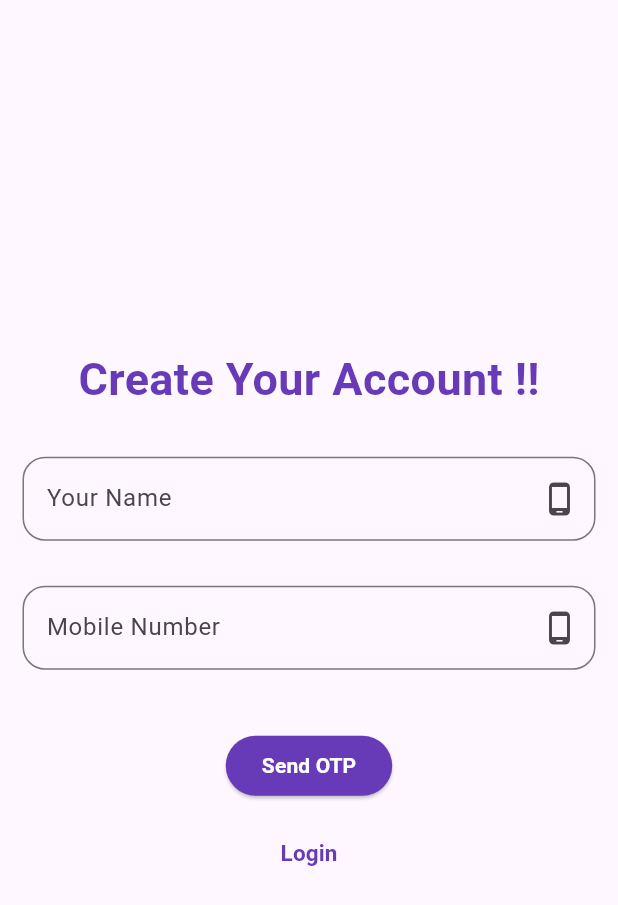
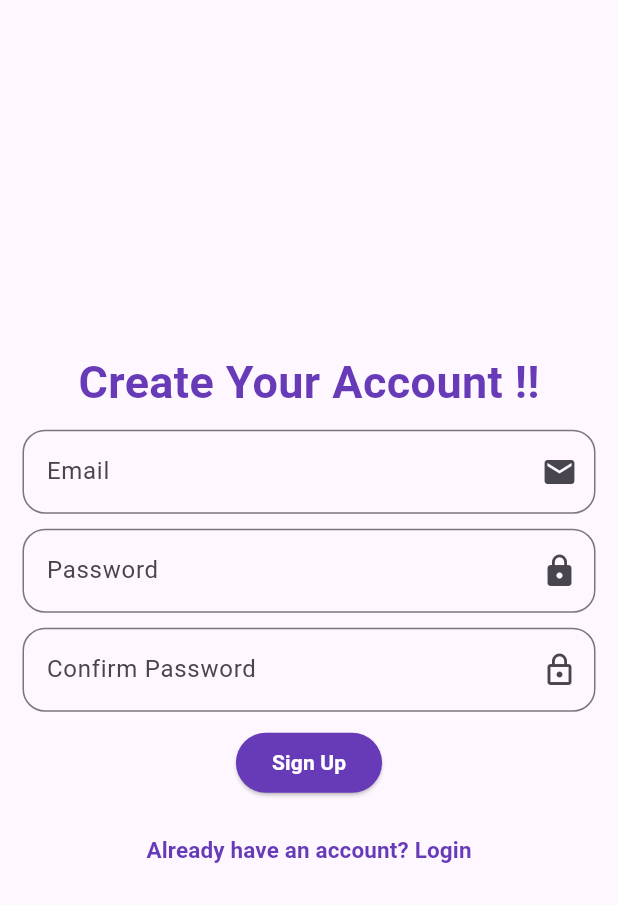
Before and after one commit to rathaurkaushik/foot_wear_app, a Flutter app: the screen it shows after launch, after a tap on "Register new account", on a phone screen of 412 x 824 dp. Shown: the top 905 px of the screen. Run offline on Flutter 3.47's test engine with Material 3 defaults, Android fonts, the light colour scheme and no system bars; our stand-ins replace cloud_firestore, dropdown_button2, firebase_auth, firebase_core, get; missing offline and left inert: otp_text_field_v2; accounts and stored records are empty; network calls fail.

Commit message:
sign up page add

```diff
--- a/lib/controller/signup_controller.dart
+++ b/lib/controller/signup_controller.dart
@@ -1,117 +1,70 @@
-import 'dart:math';
-
-import 'package:cloud_firestore/cloud_firestore.dart';
-import 'package:ecommere_app/model/user_model.dart';
+import 'package:ecommere_app/pages/home_page.dart';
+import 'package:firebase_auth/firebase_auth.dart';
 import 'package:flutter/material.dart';
 import 'package:get/get.dart';
-import 'package:firebase_core/firebase_core.dart';
-import 'package:otp_text_field_v2/otp_text_field_v2.dart';
 
 class SignupController extends GetxController {
-  FirebaseFirestore firestore = FirebaseFirestore.instance;
-  late CollectionReference usersCollection;
+  FirebaseAuth auth = FirebaseAuth.instance;
 
-  TextEditingController nameController = TextEditingController();
-  TextEditingController numberController = TextEditingController();
-  OtpFieldControllerV2 otpController = OtpFieldControllerV2();
-  bool visible = false;
-  int? otpSend;
-  int? otpEnter;
+  TextEditingController emailController = TextEditingController();
+  TextEditingController passwordController = TextEditingController();
+  TextEditingController confirmPasswordController = TextEditingController();
+
 
   @override
-  void onInit() {
-    usersCollection = firestore.collection('users');
-    super.onInit();
+  void dispose() {
+    // TODO: implement dispose
+    emailController.dispose();
+    passwordController.dispose();
+    confirmPasswordController.dispose();
+    super.dispose();
   }
-  Future<void> addUser() async {
+
+
+  /// **Sign Up with Email & Password**
+  Future<void> signUpWithEmail() async {
     try {
-      // Validate OTP first
-      if (otpEnter != otpSend) {
+      String email = emailController.text.trim();
+      String password = passwordController.text.trim();
+      String confirmPassword = confirmPasswordController.text.trim();
+
+      if (email.isEmpty || password.isEmpty || confirmPassword.isEmpty) {
         Get.snackbar(
-          'Error', 'OTP is incorrect',
+          'Error', 'All fields are required',
           colorText: Colors.white,
           backgroundColor: Colors.red,
         );
         return;
       }
 
-      // Get a reference to a new document
-      DocumentReference doc = usersCollection.doc();
-
-      // Ensure number is valid before parsing
-      String numberText = numberController.text.trim();
-      int? parsedNumber = int.tryParse(numberText);
-
-      if (parsedNumber == null) {
+      if (password != confirmPassword) {
         Get.snackbar(
-          'Error', 'Invalid phone number',
+          'Error', 'Passwords do not match',
           colorText: Colors.white,
           backgroundColor: Colors.red,
         );
         return;
       }
 
-      // Create User object
-      User user = User(
-        id: doc.id,
-        name: nameController.text.trim(),
-        number: parsedNumber,
+      UserCredential userCredential = await auth.createUserWithEmailAndPassword(
+        email: email,
+        password: password,
       );
 
-      // Convert to JSON and add to Firestore
-      final userJson = user.toJson();
-      await doc.set(userJson);
-
-      // Show success message
+      if (userCredential.user != null) {
+        Get.to(HomePage());
+        Get.snackbar(
+          'Success', 'Account created successfully!',
+          colorText: Colors.white,
+          backgroundColor: Colors.green,
+        );
+      }
+    } catch (e) {
       Get.snackbar(
-        'Success', 'User registered successfully',
-        colorText: Colors.white,
-        backgroundColor: Colors.green,
-      );
-
-      // Clear input fields after successful signup
-      nameController.clear();
-      numberController.clear();
-
-    } catch (e) {
-      // Handle and show error messages
-      Get.snackbar(
-        'Error', 'Failed to register: ${e.toString()}',
+        'Error', 'Sign-up failed: ${e.toString()}',
         colorText: Colors.white,
         backgroundColor: Colors.red,
       );
     }
   }
-
-  sendOtp(){
-    try {
-      if (nameController.text.isEmpty || numberController.text.isEmpty) {
-        Get.snackbar('Failed', 'Please fill all details',
-            colorText: Colors.white, backgroundColor: Colors.red);
-      }
-      else {
-        final random = Random();
-        int otp = 1000 + random.nextInt(9000);
-        print("My OTP "+otp.toString());
-        if (otp != null) {
-          visible = true;
-          otpSend = otp;
-          Get.snackbar(
-              'Success', 'Otp send successfully', colorText: Colors.white,
-              backgroundColor: Colors.green);
-        }
-        else {
-          Get.snackbar('Error', 'Otp not send !!', colorText: Colors.white,
-              backgroundColor: Colors.red);
-        }
-      }
-      }
-    catch (e) {
-      Get.snackbar('Error', e.toString(),
-          colorText: Colors.white, backgroundColor: Colors.red);
-    }finally{
-      update();
-    }
-
-  }
 }
--- a/lib/pages/signup_page.dart
+++ b/lib/pages/signup_page.dart
@@ -1,12 +1,10 @@
 import 'package:ecommere_app/controller/signup_controller.dart';
-import 'package:ecommere_app/pages/home_page.dart';
 import 'package:ecommere_app/pages/login_page.dart';
-import 'package:ecommere_app/widgets/OTP_FEILD.dart';
 import 'package:flutter/material.dart';
 import 'package:get/get.dart';
 
 class SignupPage extends StatelessWidget {
-  const SignupPage({super.key});
+  SignupPage({super.key});
 
   @override
   Widget build(BuildContext context) {
@@ -15,74 +13,100 @@ class SignupPage extends StatelessWidget {
         body: Padding(
           padding: const EdgeInsets.symmetric(horizontal: 15.0, vertical: 10),
           child: Column(
-            spacing: 10,
             mainAxisAlignment: MainAxisAlignment.center,
             crossAxisAlignment: CrossAxisAlignment.center,
             children: <Widget>[
+              /// **Title**
               Text(
                 'Create Your Account !!',
                 style: TextStyle(
                   color: Colors.deepPurple,
                   fontWeight: FontWeight.bold,
-                    fontSize: 30),
+                  fontSize: 30,
                 ),
-              SizedBox(
-                height: 10,
               ),
+              SizedBox(height: 10),
+
+              /// **Email Field**
               TextField(
-                keyboardType: TextInputType.text,
-                controller: ctrl.nameController,
+                keyboardType: TextInputType.emailAddress,
+                controller: ctrl.emailController,
                 decoration: InputDecoration(
-                    hintText: 'Your Name',
-                    labelText: 'Your Name',
-                    suffixIcon: Icon(Icons.phone_android_outlined),
+                  hintText: 'Email Address',
+                  labelText: 'Email',
+                  suffixIcon: Icon(Icons.email),
                   border: OutlineInputBorder(
-                        borderRadius: BorderRadius.circular(15))),
+                    borderRadius: BorderRadius.circular(15),
                   ),
-              SizedBox(
-                height: 10,
                 ),
+              ),
+              SizedBox(height: 10),
+
+              /// **Password Field**
               TextField(
-                keyboardType: TextInputType.number,
-                controller: ctrl.numberController,
+                keyboardType: TextInputType.visiblePassword,
+                controller: ctrl.passwordController,
+                obscureText: true,
                 decoration: InputDecoration(
-                    hintText: 'Mobile Number',
-                    labelText: 'Mobile Number',
-                    suffixIcon: Icon(Icons.phone_android_outlined),
+                  hintText: 'Password',
+                  labelText: 'Password',
+                  suffixIcon: Icon(Icons.lock),
                   border: OutlineInputBorder(
-                        borderRadius: BorderRadius.circular(15))),
+                    borderRadius: BorderRadius.circular(15),
                   ),
-              SizedBox(
-                height: 10,
                 ),
-              OtpTextField(
-                otpController: ctrl.otpController,
-                visible: ctrl.visible,
-                onComplete: (otp) {
-                  ctrl.otpEnter = int.tryParse(otp);
-                },
               ),
+              SizedBox(height: 10),
+
+              /// **Confirm Password Field**
+              TextField(
+                keyboardType: TextInputType.visiblePassword,
+                controller: ctrl.confirmPasswordController,
+                obscureText: true,
+                decoration: InputDecoration(
+                  hintText: 'Confirm Password',
+                  labelText: 'Confirm Password',
+                  suffixIcon: Icon(Icons.lock_outline),
+                  border: OutlineInputBorder(
+                    borderRadius: BorderRadius.circular(15),
+                  ),
+                ),
+              ),
+              SizedBox(height: 10),
+
+              /// **Sign Up Button**
               ElevatedButton(
                 style: ButtonStyle(
-                      backgroundColor:
-                          WidgetStatePropertyAll(Colors.deepPurple)),
+                  backgroundColor: MaterialStatePropertyAll(Colors.deepPurple),
+                ),
                 onPressed: () {
-                    if (ctrl.visible) {
-                      ctrl.addUser();
-                    } else {
-                      ctrl.sendOtp();
-                    }
+                  ctrl.signUpWithEmail();
                 },
                 child: Text(
-                    ctrl.visible ? 'Verify' : 'Send OTP',
+                  'Sign Up',
                   style: TextStyle(
-                        color: Colors.white, fontWeight: FontWeight.bold),
-                  )),
-              TextButton(onPressed: (){
+                    color: Colors.white,
+                    fontWeight: FontWeight.bold,
+                  ),
+                ),
+              ),
+
+              SizedBox(height: 10),
+
+              /// **Login Navigation**
+              TextButton(
+                onPressed: () {
                   Get.to(LoginPage());
-              }, child: Text('Login',style: TextStyle(
+                },
+                child: Text(
+                  'Already have an account? Login',
+                  style: TextStyle(
                     fontSize: 15,
-                  color: Colors.deepPurple, fontWeight: FontWeight.bold),))
+                    color: Colors.deepPurple,
+                    fontWeight: FontWeight.bold,
+                  ),
+                ),
+              ),
             ],
           ),
         ),
```
Also changed, not shown: lib/model/product.dart (added, +51 -0 lines). Lines whose indentation alone changed are shown as unchanged.
